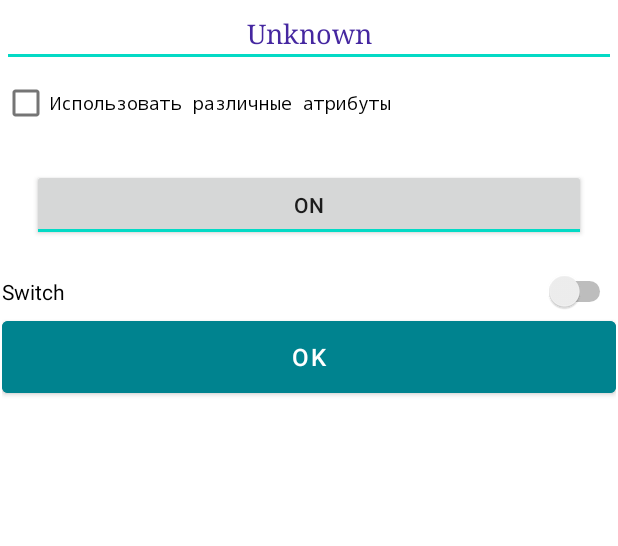
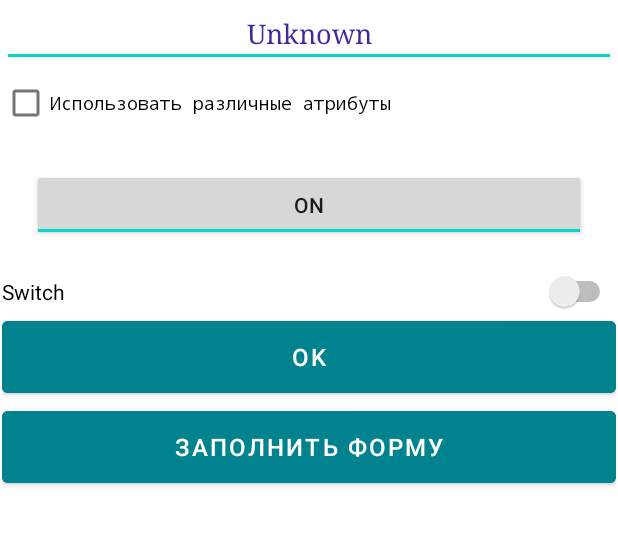
Before and after one commit to svetlanakuro/NewGBApplication, an Android app: the screen it shows after launch (MainActivity), on a phone screen of 412 x 824 dp, the part 142-688 px from its top. Run offline under Robolectric (Android 15) with nearby library versions, the phone set to English and light mode, and no system bars.

Commit message:
Android1Lesson1 completed

```diff
--- a/app/src/main/java/com/example/newgbapplication/MainActivity.java
+++ b/app/src/main/java/com/example/newgbapplication/MainActivity.java
@@ -3,6 +3,7 @@ package com.example.newgbapplication;
 import androidx.appcompat.app.AppCompatActivity;
 
 import android.os.Bundle;
+import android.widget.Button;
 
 public class MainActivity extends AppCompatActivity {
 
@@ -10,5 +11,8 @@ public class MainActivity extends AppCompatActivity {
     protected void onCreate(Bundle savedInstanceState) {
         super.onCreate(savedInstanceState);
         setContentView(R.layout.activity_main);
+
+        Button button= findViewById(R.id.switchLayout);
+        button.setOnClickListener(v -> setContentView(R.layout.activity_main_1));
     }
 }
--- a/app/src/main/res/layout/activity_main.xml
+++ b/app/src/main/res/layout/activity_main.xml
@@ -71,5 +71,15 @@
             android:textAlignment="center"
             android:textSize="16sp" />
 
+        <Button
+            android:id="@+id/switchLayout"
+            android:layout_width="match_parent"
+            android:layout_height="wrap_content"
+            android:backgroundTint="#00838F"
+            android:minHeight="60dp"
+            android:text="Заполнить форму"
+            android:textAlignment="center"
+            android:textSize="16sp" />
+
     </LinearLayout>
 </androidx.constraintlayout.widget.ConstraintLayout>
```
